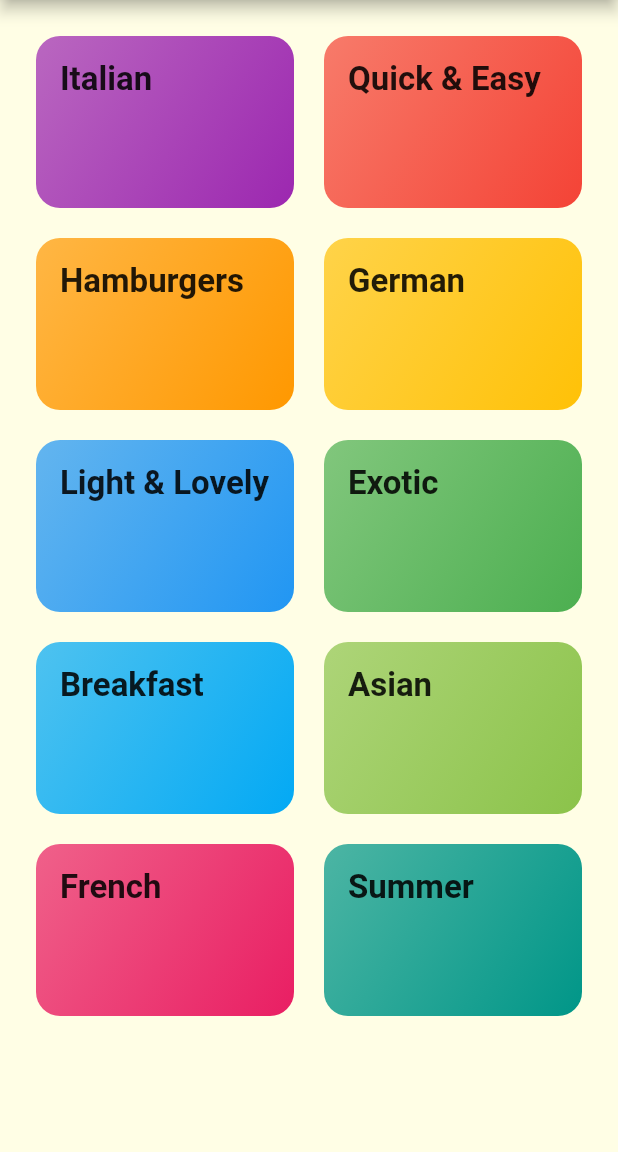
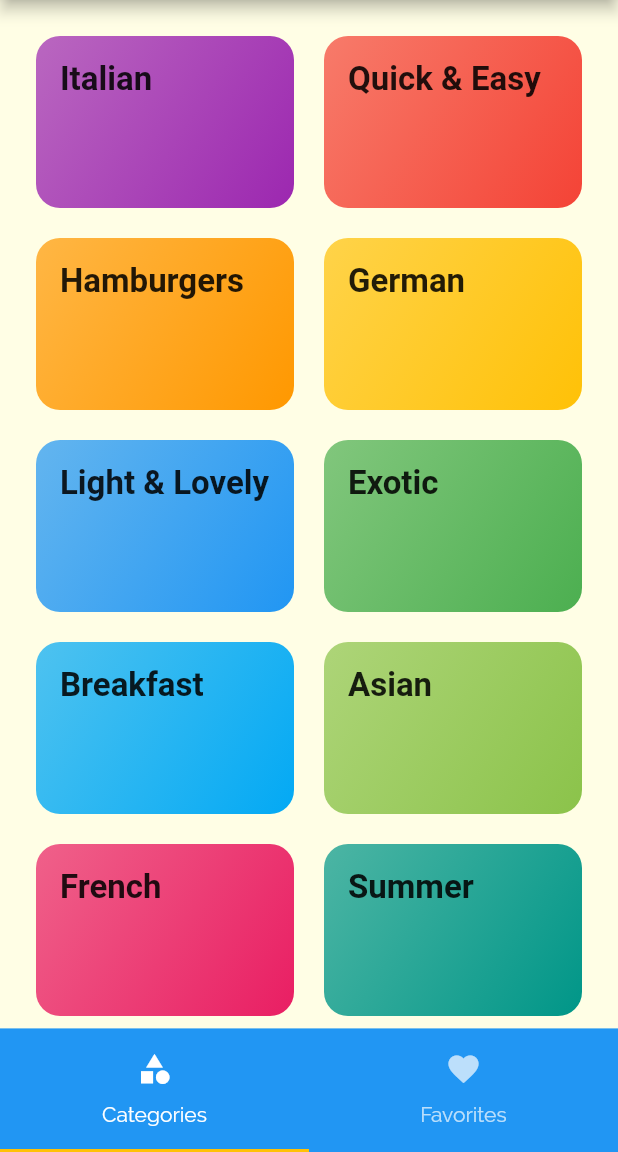
Before and after one commit to ajvelo/My-Meals, a Flutter app: the screen it shows after launch, on a phone screen of 412 x 824 dp, the part 84-1236 px from its top. Run offline on Flutter 3.47's test engine with Material 2 defaults, Android fonts, the phone set to English and light mode, and no system bars; Roboto replaces fonts that are missing (RoboCondensed).

Commit message:
Add tab bar

```diff
--- a/app/lib/main.dart
+++ b/app/lib/main.dart
@@ -1,4 +1,5 @@
 import 'package:app/screens/meal_detail_screen.dart';
+import 'package:app/screens/tabs_screen.dart';
 import 'package:flutter/material.dart';
 
 import 'screens/categories_screen.dart';
@@ -30,7 +31,7 @@ class MyApp extends StatelessWidget {
       ),
       routes: {
         CategoryMealsScreen.routeName: (ctx) => CategoryMealsScreen(),
-        '/': (ctx) => CategoriesScreen(),
+        '/': (ctx) => TabsScreen(),
         MealDetailScreen.routeName: (ctx) => MealDetailScreen()
       },
       onGenerateRoute: (settings) {
--- a/app/lib/screens/categories_screen.dart
+++ b/app/lib/screens/categories_screen.dart
@@ -5,11 +5,7 @@ import '../dummy_data.dart';
 class CategoriesScreen extends StatelessWidget {
   @override
   Widget build(BuildContext context) {
-    return Scaffold(
-        appBar: AppBar(
-          title: const Text('My Meals'),
-        ),
-        body: GridView(
+    return GridView(
       padding: const EdgeInsets.all(24),
       gridDelegate: SliverGridDelegateWithMaxCrossAxisExtent(
           maxCrossAxisExtent: 200,
@@ -20,6 +16,6 @@ class CategoriesScreen extends StatelessWidget {
         return CategoryItem(
             categoryData.id, categoryData.title, categoryData.color);
       }).toList(),
-        ));
+    );
   }
 }
--- /dev/null
+++ b/app/lib/screens/favorites_screen.dart
@@ -0,0 +1,10 @@
+import 'package:flutter/material.dart';
+
+class FavoritesScreen extends StatelessWidget {
+  @override
+  Widget build(BuildContext context) {
+    return Center(
+      child: Text('test'),
+    );
+  }
+}
--- /dev/null
+++ b/app/lib/screens/tabs_screen.dart
@@ -0,0 +1,39 @@
+import 'package:app/screens/categories_screen.dart';
+import 'package:app/screens/favorites_screen.dart';
+import 'package:flutter/material.dart';
+
+class TabsScreen extends StatelessWidget {
+  Widget menu(BuildContext context) {
+    final deviceHeight = MediaQuery.of(context).size.height;
+    return Container(
+      height: deviceHeight * 0.1,
+      color: Theme.of(context).primaryColor,
+      child: TabBar(
+        tabs: [
+          Tab(
+            icon: Icon(Icons.category),
+            text: 'Categories',
+          ),
+          Tab(icon: Icon(Icons.favorite), text: 'Favorites')
+        ],
+      ),
+    );
+  }
+
+  Widget build(BuildContext context) {
+    return DefaultTabController(
+        length: 2,
+        child: Scaffold(
+          appBar: AppBar(
+            title: Text('My Meals'),
+          ),
+          bottomNavigationBar: menu(context),
+          body: TabBarView(
+            children: [
+              CategoriesScreen(),
+              FavoritesScreen(),
+            ],
+          ),
+        ));
+  }
+}
```
Lines whose indentation alone changed are shown as unchanged.
